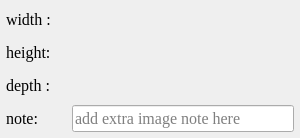
Old version of the form ISAT/ui/info_dock.ui in the repository yatengLG/ISAT_with_segment_anything.
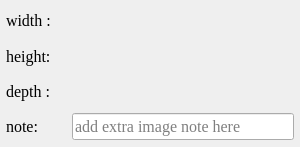
New version of the form.

```diff
--- a/ISAT/ui/info_dock.ui
+++ b/ISAT/ui/info_dock.ui
@@ -7,13 +7,19 @@
     <x>0</x>
     <y>0</y>
     <width>300</width>
-    <height>138</height>
+    <height>147</height>
    </rect>
   </property>
   <property name="minimumSize">
    <size>
     <width>0</width>
-    <height>100</height>
+    <height>0</height>
+   </size>
+  </property>
+  <property name="maximumSize">
+   <size>
+    <width>16777215</width>
+    <height>150</height>
    </size>
   </property>
   <property name="font">
```
